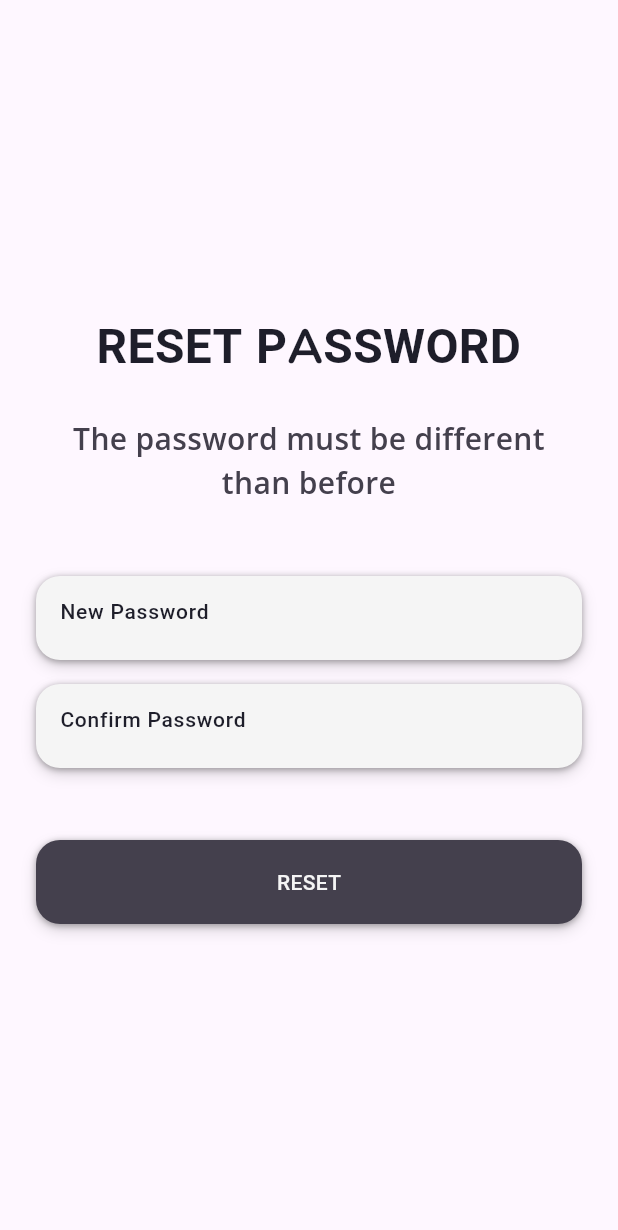
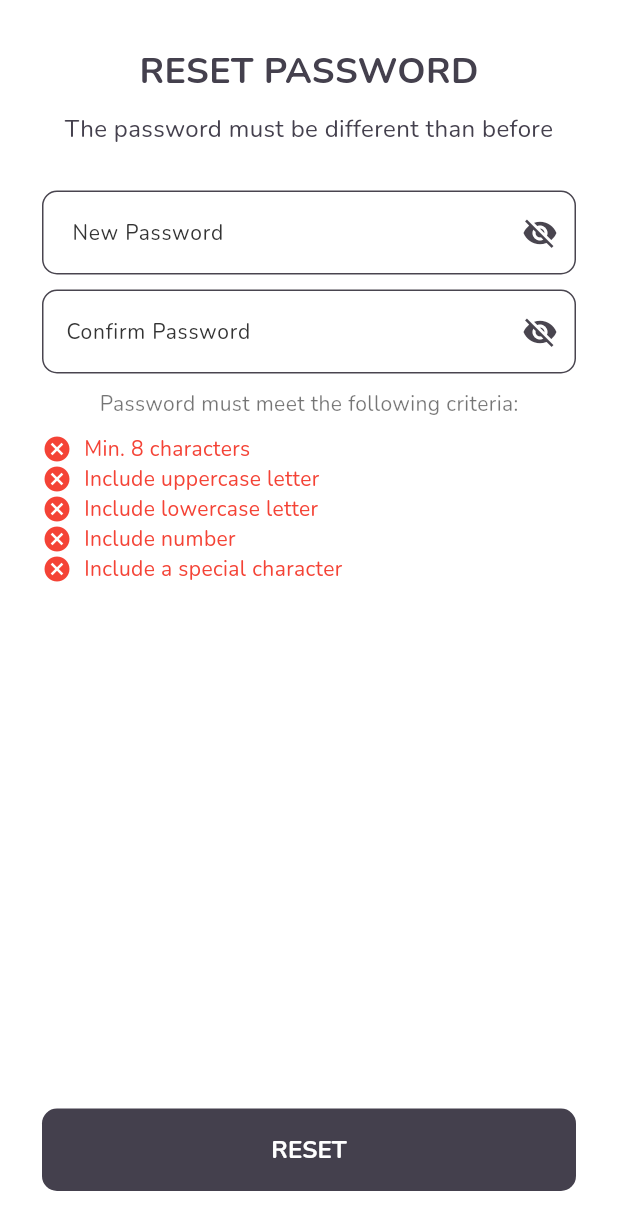
Before and after one commit to brianashari18/listify-todolist-app-frontend, a Flutter app: the ResetPasswordScreen screen opened directly with empty values, on a phone screen of 412 x 824 dp. Shown: the top 1230 px of the screen. Run offline on Flutter 3.47's test engine with Material 3 defaults, Android fonts, the phone set to English and light mode, and no system bars; our stand-ins replace carousel_slider, flutter_colorpicker, flutter_dotenv, flutter_riverpod, google_fonts, google_sign_in and 2 more; accounts and stored records are empty.

Commit message:
revisi reset password

```diff
--- a/lib/screens/reset_password_screen.dart
+++ b/lib/screens/reset_password_screen.dart
@@ -13,12 +13,18 @@ class ResetPasswordScreen extends StatefulWidget {
 
 class _ResetPasswordScreenState extends State<ResetPasswordScreen> {
   final TextEditingController _newPasswordController = TextEditingController();
-  final TextEditingController _confirmPasswordController =
-      TextEditingController();
+  final TextEditingController _confirmPasswordController = TextEditingController();
   final AuthService _apiService = AuthService();
 
   String? _passwordError;
   String? _confirmPasswordError;
+  bool _obscurePassword = true;
+  bool _obscureConfirmPassword = true;
+  bool _isMinLength = false;
+  bool _hasUpperCase = false;
+  bool _hasLowerCase = false;
+  bool _hasNumber = false;
+  bool _hasSpecialCharacter = false;
 
   @override
   void dispose() {
@@ -27,9 +33,20 @@ class _ResetPasswordScreenState extends State<ResetPasswordScreen> {
     super.dispose();
   }
 
+  void _checkPassword(String password) {
+    setState(() {
+      _isMinLength = password.length >= 8;
+      _hasUpperCase = password.contains(RegExp(r'[A-Z]'));
+      _hasLowerCase = password.contains(RegExp(r'[a-z]'));
+      _hasNumber = password.contains(RegExp(r'\d'));
+      _hasSpecialCharacter =
+          password.contains(RegExp(r'[!@#$%^&*(),.?":{}|<>]'));
+    });
+  }
+
   void _resetPassword() async {
-    final newPassword = _newPasswordController.text.trim();
-    final confirmPassword = _confirmPasswordController.text.trim();
+    final newPassword = _newPasswordController.text;
+    final confirmPassword = _confirmPasswordController.text;
 
     setState(() {
       _passwordError = null;
@@ -43,13 +60,6 @@ class _ResetPasswordScreenState extends State<ResetPasswordScreen> {
       return;
     }
 
-    if (newPassword.length < 6) {
-      setState(() {
-        _passwordError = 'Password must be at least 6 characters';
-      });
-      return;
-    }
-
     if (confirmPassword.isEmpty) {
       setState(() {
         _confirmPasswordError = 'Confirm Password cannot be empty';
@@ -57,12 +67,21 @@ class _ResetPasswordScreenState extends State<ResetPasswordScreen> {
       return;
     }
 
-    if (newPassword != confirmPassword) {
-      setState(() {
+    if (confirmPassword != confirmPassword) {
+      // Check if passwords match
       _confirmPasswordError = 'Passwords do not match';
-      });
-      return;
+      FocusScope.of(context).requestFocus(FocusNode());
     }
+
+    // Validasi Password
+    if (_passwordError == null &&
+        _confirmPasswordError == null &&
+        _isMinLength &&
+        _hasUpperCase &&
+        _hasLowerCase &&
+        _hasNumber &&
+        _hasSpecialCharacter) {
+      // Jika validasi berhasil, kirim data ke backend
 
       final result = await _apiService.resetPassword(
           newPassword, confirmPassword, widget.email);
@@ -73,161 +92,192 @@ class _ResetPasswordScreenState extends State<ResetPasswordScreen> {
             .showSnackBar(SnackBar(content: Text(message)));
 
         Navigator.of(context).push(
-          MaterialPageRoute(builder: (context) => const ResetSuccessScreen()));
+            MaterialPageRoute(
+                builder: (context) => const ResetSuccessScreen()));
       } else {
         final errorMessage = result['error'];
         ScaffoldMessenger.of(context)
             .showSnackBar(SnackBar(content: Text(errorMessage)));
       }
     }
-
-  @override
-  Widget build(BuildContext context) {
-    return Scaffold(
-      body: Center(
-        child: SingleChildScrollView(
-          padding: const EdgeInsets.symmetric(horizontal: 24),
-          child: Column(
-            mainAxisAlignment: MainAxisAlignment.center,
-            children: [
-              const Text(
-                'RESET PASSWORD',
-                textAlign: TextAlign.center,
-                style: TextStyle(
-                  color: Color(0xFF1E1E2A),
-                  fontSize: 32,
-                  fontFamily: 'Nunito Sans',
-                  fontWeight: FontWeight.w700,
-                  letterSpacing: 0.23,
-                ),
-              ),
-              const SizedBox(height: 24),
-              const Text(
-                'The password must be different than before',
-                textAlign: TextAlign.center,
-                style: TextStyle(
-                  color: Color(0xFF44404D),
-                  fontSize: 20,
-                  fontFamily: 'Open Sans',
-                  fontWeight: FontWeight.w600,
-                  letterSpacing: 0.23,
-                ),
-              ),
-              const SizedBox(height: 48),
-              _inputField('New Password', _newPasswordController,
-                  obscureText: true, errorText: _passwordError),
-              const SizedBox(height: 16),
-              _inputField('Confirm Password', _confirmPasswordController,
-                  obscureText: true, errorText: _confirmPasswordError),
-              const SizedBox(height: 48),
-              _actionButton(
-                context,
-                'RESET',
-                const Color(0xFF44404D),
-                _resetPassword,
-              ),
-            ],
-          ),
-        ),
-      ),
-    );
   }
 
-  Widget _inputField(
-    String label,
-    TextEditingController controller, {
-    bool obscureText = false,
-    String? errorText,
-  }) {
-    return Column(
-      crossAxisAlignment: CrossAxisAlignment.start,
+  Widget _buildPasswordCriteria({required String text, required bool isValid}) {
+    return Row(
       children: [
-        Container(
-          width: double.infinity,
-          height: 56,
-          padding: const EdgeInsets.symmetric(horizontal: 16),
-          decoration: ShapeDecoration(
-            color: const Color(0xFFF5F5F5),
-            shape: RoundedRectangleBorder(
-              borderRadius: BorderRadius.circular(16),
+        Icon(
+          isValid ? Icons.check_circle : Icons.cancel,
+          color: isValid ? Colors.green : Colors.red,
+          size: 20,
         ),
-            shadows: const [
-              BoxShadow(
-                color: Color(0x4C000000),
-                blurRadius: 3,
-                offset: Offset(0, 1),
-              ),
-              BoxShadow(
-                color: Color(0x26000000),
-                blurRadius: 8,
-                offset: Offset(0, 4),
-              ),
-            ],
-          ),
-          child: TextField(
-            controller: controller,
-            obscureText: obscureText,
-            decoration: InputDecoration(
-              border: InputBorder.none,
-              hintText: label,
-              hintStyle: const TextStyle(
-                color: Color(0xFF1E1E2A),
+        const SizedBox(width: 8),
+        Text(
+          text,
+          style: TextStyle(
+            color: isValid ? Colors.green : Colors.red,
             fontSize: 14,
-                fontFamily: 'Roboto',
-                fontWeight: FontWeight.w500,
-              ),
-              errorText: null,
-            ),
-          ),
-        ),
-        if (errorText != null)
-          Padding(
-            padding: const EdgeInsets.only(top: 8),
-            child: Text(
-              errorText,
-              style: const TextStyle(
-                color: Colors.red,
-                fontSize: 12,
-              ),
+            fontWeight: isValid ? FontWeight.w600 : FontWeight.normal,
           ),
         ),
       ],
     );
   }
 
-  Widget _actionButton(
-      BuildContext context, String label, Color color, VoidCallback onTap) {
-    return GestureDetector(
-      onTap: onTap,
-      child: Container(
+  @override
+  Widget build(BuildContext context) {
+    return Scaffold(
+      backgroundColor: Colors.white,
+      body: SafeArea(
+        child: Center(
+          child: SingleChildScrollView(
+            child: Padding(
+              padding: const EdgeInsets.symmetric(horizontal: 28.0),
+              child: Column(
+                mainAxisAlignment: MainAxisAlignment.center,
+                crossAxisAlignment: CrossAxisAlignment.center,
+                children: [
+                  const Text(
+                    'RESET PASSWORD',
+                    style: TextStyle(
+                      fontSize: 24,
+                      fontWeight: FontWeight.bold,
+                      color: Color.fromRGBO(68, 64, 77, 1),
+                    ),
+                  ),
+                  const SizedBox(height: 10),
+                  const Text(
+                    "The password must be different than before",
+                    textAlign: TextAlign.center,
+                    style: TextStyle(
+                      fontSize: 16,
+                      color: Color.fromRGBO(68, 64, 77, 1),
+                    ),
+                  ),
+                  const SizedBox(height: 30),
+                  Container(
+                    decoration: BoxDecoration(
+                      borderRadius: BorderRadius.circular(10),
+                    ),
+                    child: TextField(
+                      controller: _newPasswordController,
+                      obscureText: _obscurePassword,
+                      onChanged: _checkPassword,
+                      decoration: InputDecoration(
+                        labelText: ' New Password',
+                        labelStyle: const TextStyle(
+                          fontSize: 14,
+                          color: Color.fromRGBO(51, 51, 51, 1),
+                        ),
+                        border: OutlineInputBorder(
+                          borderRadius: BorderRadius.circular(10),
+                        ),
+                        suffixIcon: IconButton(
+                          icon: Icon(
+                            _obscurePassword
+                                ? Icons.visibility_off
+                                : Icons.visibility,
+                          ),
+                          onPressed: () {
+                            setState(() {
+                              _obscurePassword = !_obscurePassword;
+                            });
+                          },
+                        ),
+                        filled: true,
+                        fillColor: Colors.white,
+                      ),
+                    ),
+                  ),
+                  const SizedBox(height: 10),
+                  Container(
+                    decoration: BoxDecoration(
+                      borderRadius: BorderRadius.circular(10),
+                    ),
+                    child: TextField(
+                      controller: _confirmPasswordController,
+                      // Use the controller for confirm password
+                      obscureText: _obscureConfirmPassword,
+                      // Use separate visibility for confirm password
+                      decoration: InputDecoration(
+                        labelText: 'Confirm Password',
+                        labelStyle: const TextStyle(
+                          fontSize: 14,
+                          color: Color.fromRGBO(51, 51, 51, 1),
+                        ),
+                        errorText: _confirmPasswordError,
+                        // Display error message if passwords do not match
+                        border: OutlineInputBorder(
+                          borderRadius: BorderRadius.circular(10),
+                        ),
+                        suffixIcon: IconButton(
+                          icon: Icon(
+                            _obscureConfirmPassword
+                                ? Icons.visibility_off
+                                : Icons.visibility,
+                          ),
+                          onPressed: () {
+                            setState(() {
+                              _obscureConfirmPassword =
+                              !_obscureConfirmPassword;
+                            });
+                          },
+                        ),
+                        filled: true,
+                        fillColor: Colors.white,
+                      ),
+                    ),
+                  ),
+                  const SizedBox(height: 10),
+                  const Text(
+                    "Password must meet the following criteria:",
+                    style: TextStyle(fontSize: 14, color: Colors.black54),
+                  ),
+                  const SizedBox(height: 10),
+                  _buildPasswordCriteria(
+                    text: "Min. 8 characters",
+                    isValid: _isMinLength,
+                  ),
+                  _buildPasswordCriteria(
+                    text: "Include uppercase letter",
+                    isValid: _hasUpperCase,
+                  ),
+                  _buildPasswordCriteria(
+                    text: "Include lowercase letter",
+                    isValid: _hasLowerCase,
+                  ),
+                  _buildPasswordCriteria(
+                    text: "Include number",
+                    isValid: _hasNumber,
+                  ),
+                  _buildPasswordCriteria(
+                    text: "Include a special character",
+                    isValid: _hasSpecialCharacter,
+                  ),
+                  const SizedBox(height: 350),
+                  SizedBox(
                     width: double.infinity,
-        height: 56,
-        decoration: ShapeDecoration(
-          color: color,
+                    child: TextButton(
+                      onPressed: _resetPassword,
+                      style: TextButton.styleFrom(
+                        backgroundColor: const Color.fromRGBO(68, 64, 77, 1),
+                        padding: const EdgeInsets.symmetric(vertical: 16),
                         shape: RoundedRectangleBorder(
-            borderRadius: BorderRadius.circular(16),
+                          borderRadius: BorderRadius.circular(10),
                         ),
-          shadows: const [
-            BoxShadow(
-              color: Color(0x4C000000),
-              blurRadius: 3,
-              offset: Offset(0, 1),
                       ),
-            BoxShadow(
-              color: Color(0x26000000),
-              blurRadius: 8,
-              offset: Offset(0, 4),
+                      child: Text(
+                        'RESET',
+                        style: TextStyle(
+                          color: Colors.white,
+                          // Sesuaikan warna teks agar terlihat
+                          fontSize: 16,
+                          fontWeight: FontWeight.bold// Ukuran teks
+                        ),
+                      ),
+                    ),
                   ),
                 ],
               ),
-        child: Center(
-          child: Text(
-            label,
-            style: const TextStyle(
-              color: Color(0xFFF5F5F5),
-              fontSize: 14,
-              fontFamily: 'Roboto',
-              fontWeight: FontWeight.w500,
             ),
           ),
         ),
```
Lines whose indentation alone changed are shown as unchanged.
